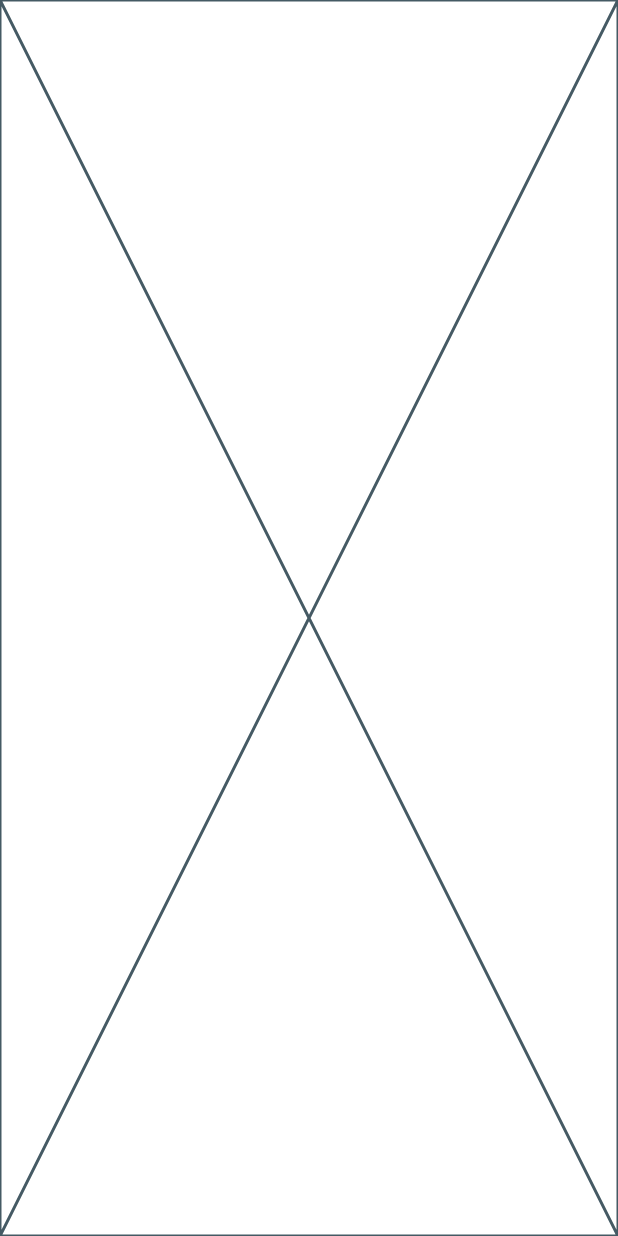
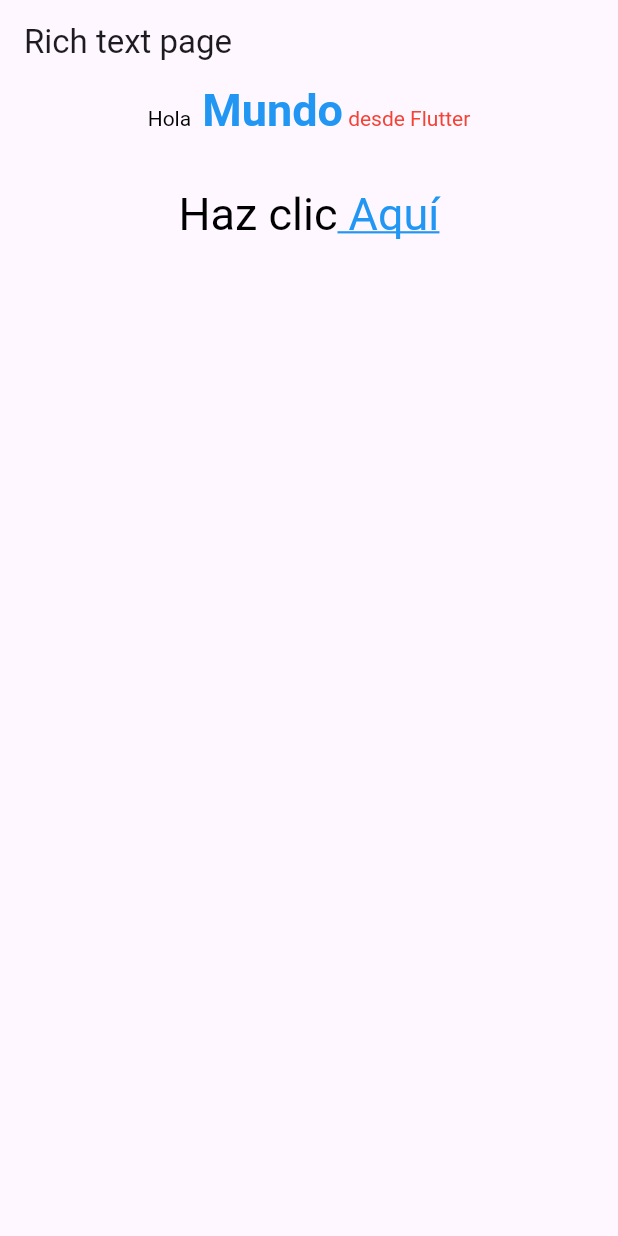
Before and after one commit to fr4nsgallegos/imcappg14, a Flutter app: the screen it shows after launch, on a phone screen of 412 x 824 dp. Run offline on Flutter 3.47's test engine with Material 3 defaults, Android fonts, the phone set to English and light mode, and no system bars.

Commit message:
richtext

```diff
--- a/lib/main.dart
+++ b/lib/main.dart
@@ -1,6 +1,7 @@
 import 'package:flutter/material.dart';
 import 'package:imcappg14/pages/home_page.dart';
+import 'package:imcappg14/pages/richtext_page.dart';
 
 void main() {
-  runApp(MaterialApp(home: HomePage(), debugShowCheckedModeBanner: false));
+  runApp(MaterialApp(home: RichtextPage(), debugShowCheckedModeBanner: false));
 }
--- a/lib/pages/home_page.dart
+++ b/lib/pages/home_page.dart
@@ -5,6 +5,6 @@ class HomePage extends StatelessWidget {
 
   @override
   Widget build(BuildContext context) {
-    return const Placeholder();
+    return Scaffold();
   }
 }
--- /dev/null
+++ b/lib/pages/richtext_page.dart
@@ -0,0 +1,59 @@
+import 'package:flutter/gestures.dart';
+import 'package:flutter/material.dart';
+
+class RichtextPage extends StatelessWidget {
+  const RichtextPage({super.key});
+
+  @override
+  Widget build(BuildContext context) {
+    return Scaffold(
+      appBar: AppBar(title: Text("Rich text page")),
+      body: Center(
+        child: Column(
+          children: [
+            RichText(
+              text: TextSpan(
+                text: "Hola",
+                style: TextStyle(color: Colors.black),
+                children: [
+                  TextSpan(
+                    text: " Mundo",
+                    style: TextStyle(
+                      color: Colors.blue,
+                      fontWeight: FontWeight.bold,
+                      fontSize: 30,
+                    ),
+                  ),
+                  TextSpan(
+                    text: " desde Flutter",
+                    style: TextStyle(color: Colors.red),
+                  ),
+                ],
+              ),
+            ),
+            SizedBox(height: 34),
+            RichText(
+              text: TextSpan(
+                text: "Haz clic",
+                style: TextStyle(color: Colors.black, fontSize: 30),
+                children: [
+                  TextSpan(
+                    text: " Aquí",
+                    style: TextStyle(
+                      color: Colors.blue,
+                      decoration: TextDecoration.underline,
+                    ),
+                    recognizer: TapGestureRecognizer()
+                      ..onTap = () {
+                        print("texto cliceado");
+                      },
+                  ),
+                ],
+              ),
+            ),
+          ],
+        ),
+      ),
+    );
+  }
+}
```
